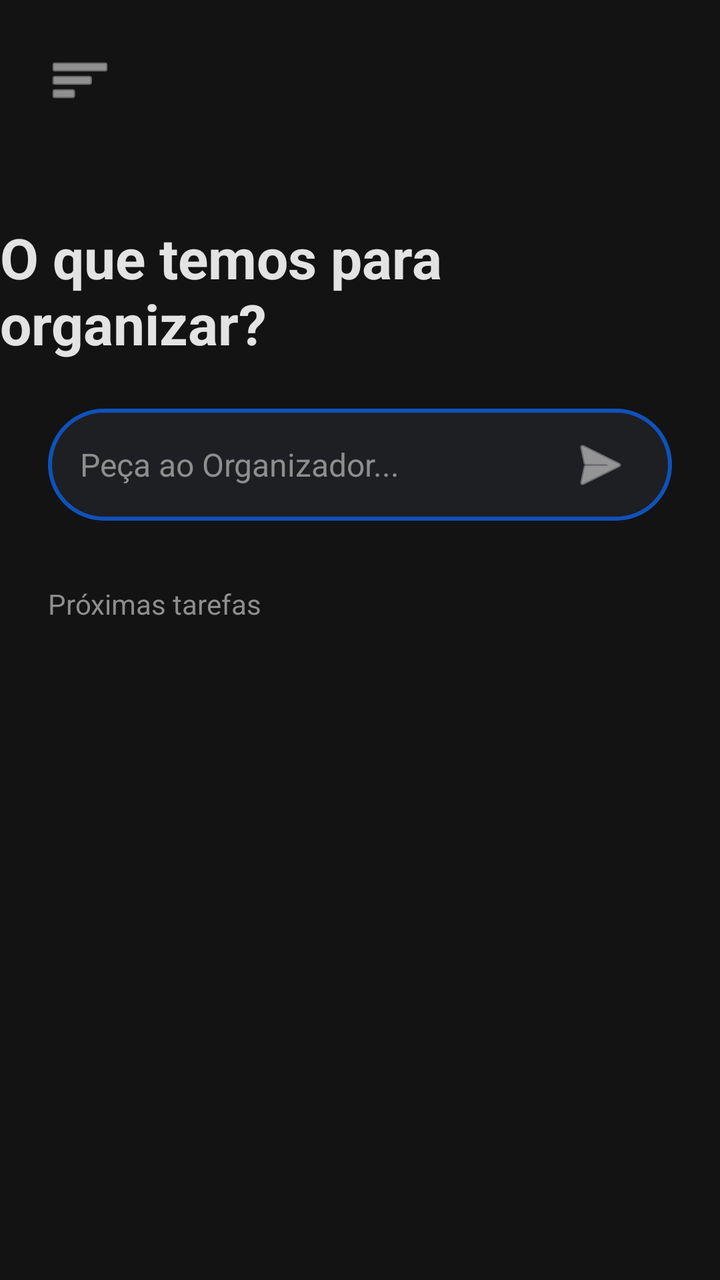
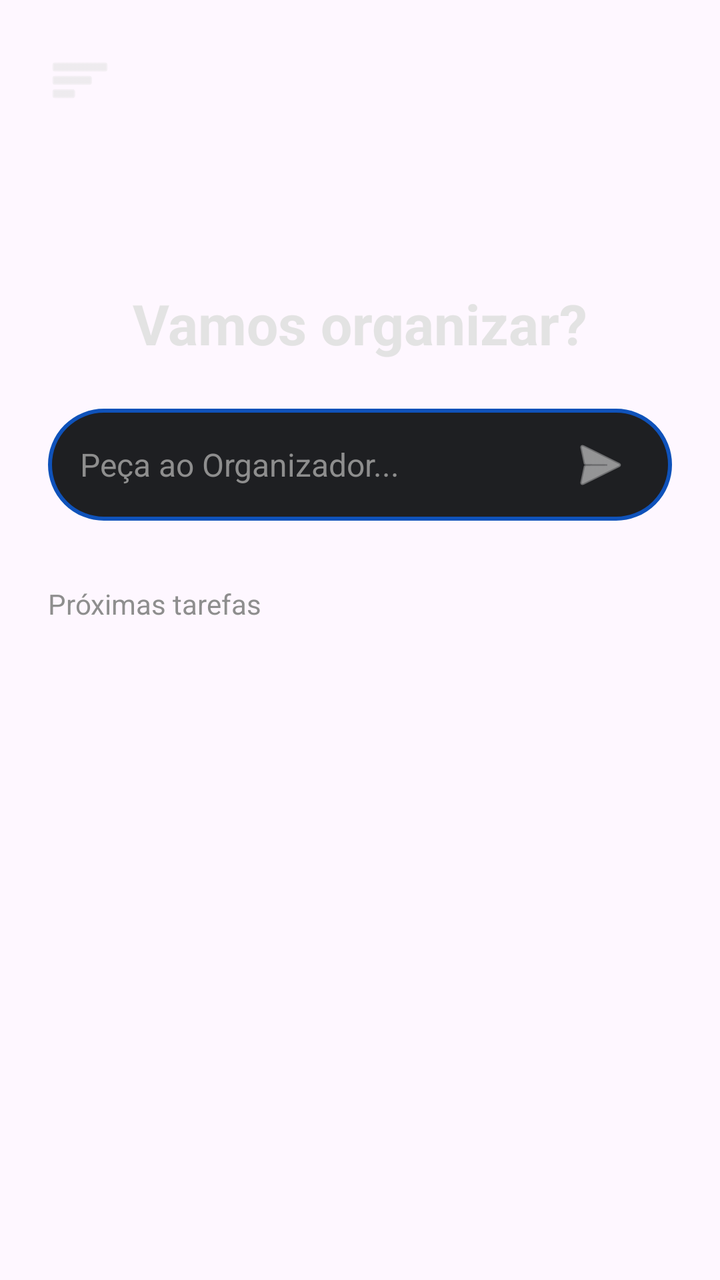

Screens rendered from an Android XML layout before and after an edit, with the pre-edit source and the edit as a unified diff.
<!-- AndroidManifest.xml: application theme Theme.OrganizadorIA -->
<!-- res/layout/activity_main.xml -->
<?xml version="1.0" encoding="utf-8"?>
<androidx.drawerlayout.widget.DrawerLayout
    xmlns:android="http://schemas.android.com/apk/res/android"
    xmlns:app="http://schemas.android.com/apk/res-auto"
    android:id="@+id/drawerLayout"
    android:layout_width="match_parent"
    android:layout_height="match_parent"
    android:background="#131314"
    android:fitsSystemWindows="true"> 

    <androidx.constraintlayout.widget.ConstraintLayout
        android:layout_width="match_parent"
        android:layout_height="match_parent"
        android:fitsSystemWindows="true">

        <ImageButton
            android:id="@+id/btnAbrirMenu"
            android:layout_width="48dp"
            android:layout_height="48dp"
            android:layout_margin="16dp"
            android:background="?attr/selectableItemBackgroundBorderless"
            android:src="@android:drawable/ic_menu_sort_by_size"
            app:tint="#E3E3E3"
            app:layout_constraintTop_toTopOf="parent"
            app:layout_constraintStart_toStartOf="parent" />

        <TextView
            android:id="@+id/textSaudacao"
            android:layout_width="wrap_content"
            android:layout_height="wrap_content"
            android:layout_marginBottom="24dp"
            android:text="O que temos para organizar?"
            android:textColor="#E3E3E3"
            android:textSize="28sp"
            android:textStyle="bold"
            app:layout_constraintBottom_toTopOf="@id/barraDigitacao"
            app:layout_constraintEnd_toEndOf="parent"
            app:layout_constraintStart_toStartOf="parent" />

        
        <LinearLayout
            android:id="@+id/barraDigitacao"
            android:layout_width="0dp"
            android:layout_height="56dp"
            android:layout_marginHorizontal="24dp"
            android:background="@drawable/bg_input_gemini"
            android:gravity="center_vertical"
            android:orientation="horizontal"
            android:paddingHorizontal="16dp"
            app:layout_constraintTop_toTopOf="parent"
            app:layout_constraintBottom_toBottomOf="parent"
            app:layout_constraintEnd_toEndOf="parent"
            app:layout_constraintStart_toStartOf="parent"
            app:layout_constraintVertical_bias="0.35">

            <EditText
                android:id="@+id/inputComando"
                android:layout_width="0dp"
                android:layout_height="match_parent"
                android:layout_weight="1"
                android:background="@null"
                android:hint="Peça ao Organizador..."
                android:textColorHint="#8E8E8E"
                android:textColor="#E3E3E3"
                android:textSize="16sp" />

            <ImageButton
                android:id="@+id/btnEnviar"
                android:layout_width="40dp"
                android:layout_height="40dp"
                android:background="?attr/selectableItemBackgroundBorderless"
                android:src="@android:drawable/ic_menu_send"
                app:tint="#E3E3E3" />
        </LinearLayout>

        <TextView
            android:id="@+id/labelProximas"
            android:layout_width="wrap_content"
            android:layout_height="wrap_content"
            android:layout_marginTop="32dp"
            android:text="Próximas tarefas"
            android:textColor="#8E8E8E"
            android:textSize="14sp"
            app:layout_constraintTop_toBottomOf="@id/barraDigitacao"
            app:layout_constraintStart_toStartOf="@id/barraDigitacao" />

        <androidx.recyclerview.widget.RecyclerView
            android:id="@+id/listaTarefas"
            android:layout_width="0dp"
            android:layout_height="0dp"
            android:layout_marginTop="8dp"
            android:paddingHorizontal="16dp"
            app:layout_constraintTop_toBottomOf="@id/labelProximas"
            app:layout_constraintBottom_toBottomOf="parent"
            app:layout_constraintStart_toStartOf="parent"
            app:layout_constraintEnd_toEndOf="parent" />

    </androidx.constraintlayout.widget.ConstraintLayout>

    <com.google.android.material.navigation.NavigationView
        android:id="@+id/navView"
        android:layout_width="wrap_content"
        android:layout_height="match_parent"
        android:layout_gravity="start"
        android:background="#1E1F22"
        app:itemTextColor="#E3E3E3"
        app:menu="@menu/menu_lateral" />

</androidx.drawerlayout.widget.DrawerLayout>
<!-- resources referenced by this layout -->
<resources>
  <!-- drawable bg_input_gemini (drawable) -->
  <?xml version="1.0" encoding="utf-8"?>
  <shape xmlns:android="http://schemas.android.com/apk/res/android">
      <solid android:color="#1E1F22" />
      <stroke android:width="2dp" android:color="@color/azul_safira" />
      <corners android:radius="28dp" />
  </shape>
  <style name="Theme.OrganizadorIA" parent="Base.Theme.OrganizadorIA" />
  <color name="azul_safira">#0F52BA</color>
  <style name="Base.Theme.OrganizadorIA" parent="Theme.Material3.DayNight.NoActionBar">
          
          
      </style>
</resources>

<!-- the commit's change to res/layout/activity_main.xml (unified diff, before → after) -->
@@ -5,7 +5,7 @@
     android:id="@+id/drawerLayout"
     android:layout_width="match_parent"
     android:layout_height="match_parent"
-    android:background="#131314"
+    android:background="@color/cor_teste"
     android:fitsSystemWindows="true"> 
 
     <androidx.constraintlayout.widget.ConstraintLayout
@@ -29,7 +29,7 @@
             android:layout_width="wrap_content"
             android:layout_height="wrap_content"
             android:layout_marginBottom="24dp"
-            android:text="O que temos para organizar?"
+            android:text="Vamos organizar?"
             android:textColor="#E3E3E3"
             android:textSize="28sp"
             android:textStyle="bold"
